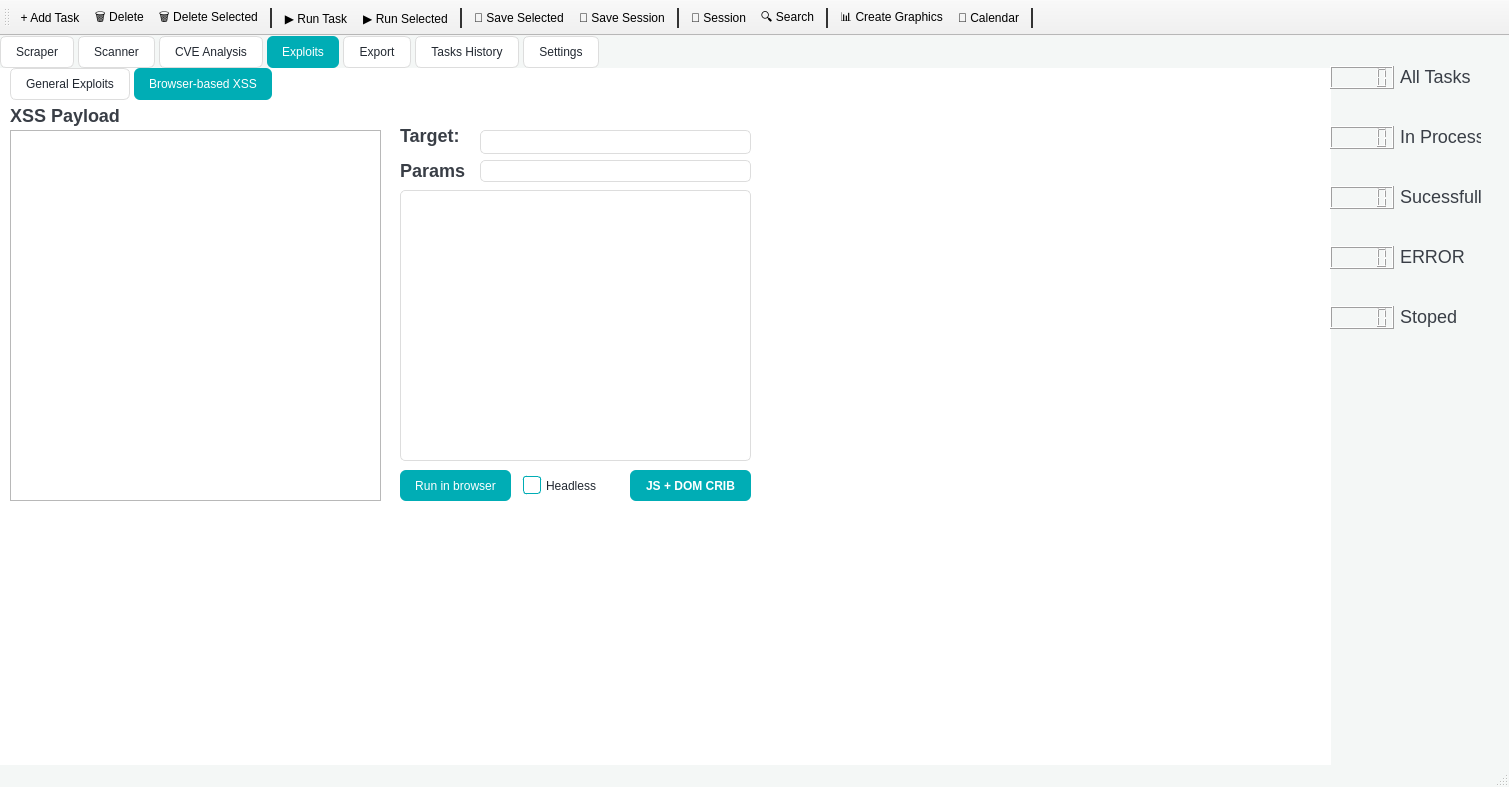
JhonBob999/Web_Scrapper-main-master, file ui/scraper_ui.ui: the form before one commit.
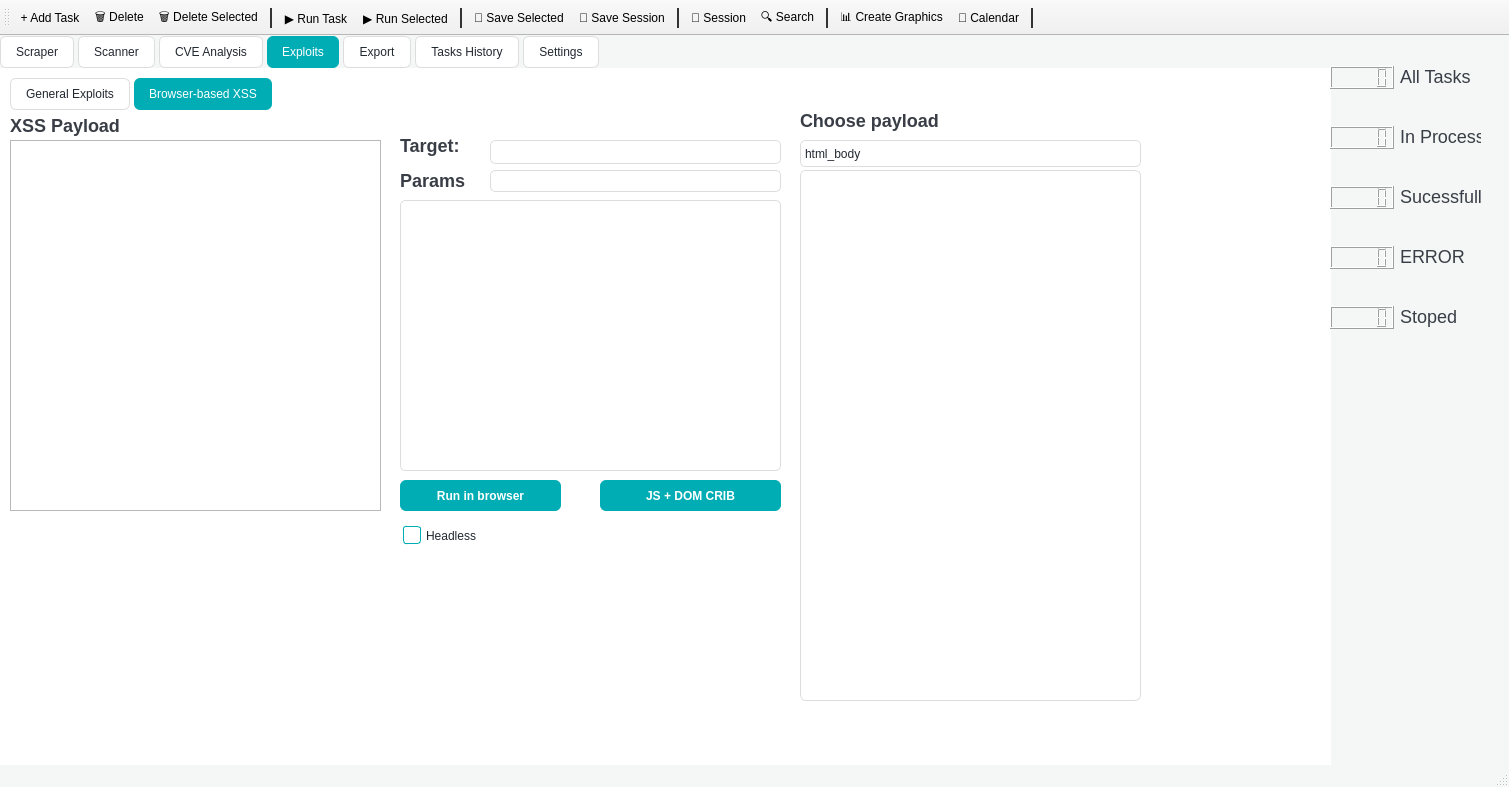
The form after the commit. The open tabs and pages were chosen to show the change.

Commit message: choose Payload xss

What changed in the file:
```diff
--- a/ui/scraper_ui.ui
+++ b/ui/scraper_ui.ui
@@ -278,9 +278,9 @@
       <property name="geometry">
        <rect>
         <x>10</x>
-        <y>0</y>
+        <y>10</y>
         <width>1271</width>
-        <height>691</height>
+        <height>681</height>
        </rect>
       </property>
       <property name="currentIndex">
@@ -405,9 +405,9 @@
        <widget class="QLineEdit" name="lineEditXssTarget">
         <property name="geometry">
          <rect>
-          <x>470</x>
+          <x>480</x>
           <y>30</y>
-          <width>271</width>
+          <width>291</width>
           <height>24</height>
          </rect>
         </property>
@@ -427,10 +427,16 @@
          <rect>
           <x>390</x>
           <y>370</y>
-          <width>111</width>
+          <width>161</width>
           <height>31</height>
          </rect>
         </property>
+        <property name="font">
+         <font>
+          <weight>75</weight>
+          <bold>true</bold>
+         </font>
+        </property>
         <property name="text">
          <string>Run in browser</string>
         </property>
@@ -438,8 +444,8 @@
        <widget class="QCheckBox" name="chkHeadless">
         <property name="geometry">
          <rect>
-          <x>510</x>
-          <y>370</y>
+          <x>390</x>
+          <y>410</y>
           <width>91</width>
           <height>31</height>
          </rect>
@@ -453,7 +459,7 @@
          <rect>
           <x>390</x>
           <y>90</y>
-          <width>351</width>
+          <width>381</width>
           <height>271</height>
          </rect>
         </property>
@@ -473,6 +479,7 @@
         <property name="font">
          <font>
           <pointsize>-1</pointsize>
+          <weight>75</weight>
           <bold>true</bold>
          </font>
         </property>
@@ -492,6 +499,7 @@
         <property name="font">
          <font>
           <pointsize>-1</pointsize>
+          <weight>75</weight>
           <bold>true</bold>
          </font>
         </property>
@@ -502,9 +510,9 @@
        <widget class="QLineEdit" name="lineEditParamName">
         <property name="geometry">
          <rect>
-          <x>470</x>
+          <x>480</x>
           <y>60</y>
-          <width>271</width>
+          <width>291</width>
           <height>22</height>
          </rect>
         </property>
@@ -514,13 +522,14 @@
          <rect>
           <x>390</x>
           <y>60</y>
-          <width>71</width>
+          <width>81</width>
           <height>21</height>
          </rect>
         </property>
         <property name="font">
          <font>
           <pointsize>-1</pointsize>
+          <weight>75</weight>
           <bold>true</bold>
          </font>
         </property>
@@ -531,14 +540,15 @@
        <widget class="QPushButton" name="btnXssHelp">
         <property name="geometry">
          <rect>
-          <x>620</x>
+          <x>590</x>
           <y>370</y>
-          <width>121</width>
+          <width>181</width>
           <height>31</height>
          </rect>
         </property>
         <property name="font">
          <font>
+          <weight>75</weight>
           <bold>true</bold>
          </font>
         </property>
@@ -546,6 +556,71 @@
          <string>JS + DOM CRIB</string>
         </property>
        </widget>
+       <widget class="QComboBox" name="payload_combox">
+        <property name="geometry">
+         <rect>
+          <x>790</x>
+          <y>30</y>
+          <width>341</width>
+          <height>27</height>
+         </rect>
+        </property>
+        <item>
+         <property name="text">
+          <string>html_body</string>
+         </property>
+        </item>
+        <item>
+         <property name="text">
+          <string>js</string>
+         </property>
+        </item>
+        <item>
+         <property name="text">
+          <string>attribute</string>
+         </property>
+        </item>
+        <item>
+         <property name="text">
+          <string>url_param</string>
+         </property>
+        </item>
+        <item>
+         <property name="text">
+          <string>dom</string>
+         </property>
+        </item>
+       </widget>
+       <widget class="QListWidget" name="Payload_listWidget">
+        <property name="geometry">
+         <rect>
+          <x>790</x>
+          <y>60</y>
+          <width>341</width>
+          <height>531</height>
+         </rect>
+        </property>
+       </widget>
+       <widget class="QLabel" name="payload_lbl">
+        <property name="geometry">
+         <rect>
+          <x>790</x>
+          <y>0</y>
+          <width>341</width>
+          <height>21</height>
+         </rect>
+        </property>
+        <property name="font">
+         <font>
+          <pointsize>-1</pointsize>
+          <weight>75</weight>
+          <bold>true</bold>
+         </font>
+        </property>
+        <property name="text">
+         <string>Choose payload</string>
+        </property>
+       </widget>
       </widget>
      </widget>
     </widget>
```
Left out of the diff: 9 changed lines with no effect on the pictures. The commit also changes 3 other files.
